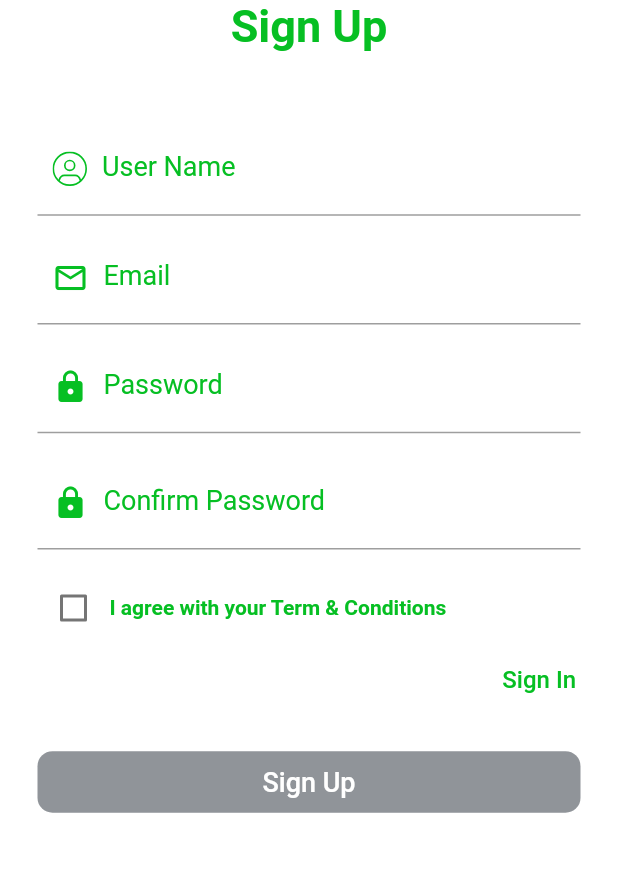
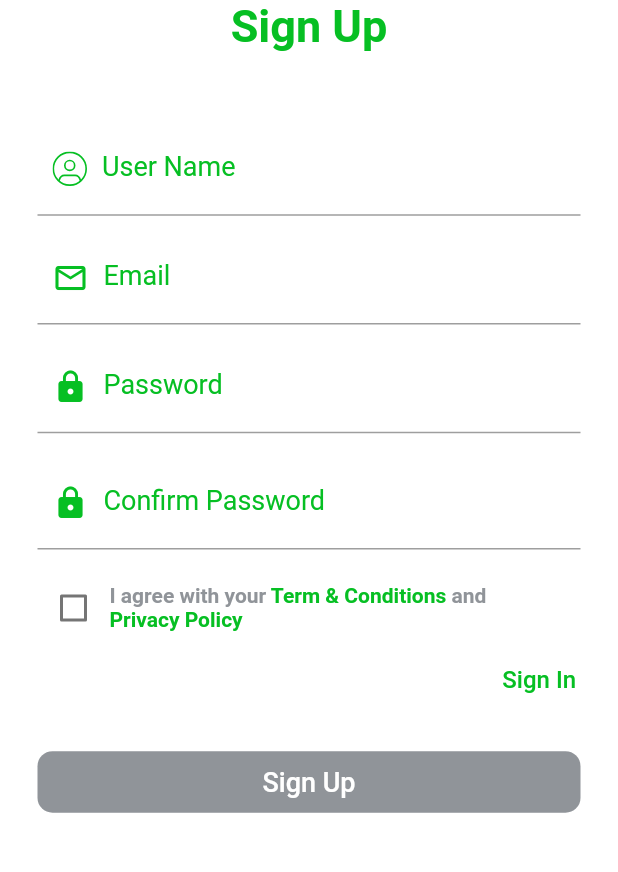
Before and after one commit to WaseemMirzaa/PlayerExchange, a Flutter app: the SignUpScreen screen opened directly, on a phone screen of 412 x 824 dp, the part 316-1188 px from its top. Run offline on Flutter 3.47's test engine with Material 2 defaults, Android fonts, the phone set to English and light mode, and no system bars; drawn by our look-alikes of auto_size_text; our stand-ins replace cached_network_image, cloud_firestore, dio, equatable, firebase_core, firebase_messaging and 14 more; missing offline and left inert: dart:ffi, flutter_cached_pdfview, flutter_stripe, paginated_search_bar, time_elapsed; accounts and stored records are empty; project files that could hold a hidden picture were left out.

Commit message:
Terms, Privacy, Firebase Stripe Key, Delete Account Button Added.

```diff
--- a/lib/networking/api.dart
+++ b/lib/networking/api.dart
@@ -1,7 +1,7 @@
 class Api{
-   // static String baseURL= "http://137.184.157.131:3000/";    //MobiOcean server
+   static String baseURL= "http://137.184.157.131:3000/";    //MobiOcean server
   // static String baseURL= "http://192.168.0.16:3000/";    //Jazz Home Wifi     //Local Host
-  static String baseURL= "http://192.168.10.8:3000/";    //Ptcl Home Wifi     //Local Host
+  // static String baseURL= "http://192.168.10.8:3000/";    //Ptcl Home Wifi     //Local Host
   // static String baseURL= "http://192.168.18.19:3000/"; //Office Wifi   //Local Host
   // static String baseURL= "http://192.168.36.254:3000/";    // redmi Wifi     //Local Host
   static String apiErrorResponse = "Something went wrong! Please try again";
--- a/lib/stripe/WebViewApp.dart
+++ b/lib/stripe/WebViewApp.dart
@@ -41,6 +41,8 @@ class _WebViewAppState extends State<WebViewCustom> {
           debugPrint("success");
         },
         onPageFinished: (String urlNew) async {
+
+
 
           debugPrint('Page finished loading: $urlNew');
           if (urlNew.contains('https://example.com/success')) {
--- a/lib/ui/screens/app_drawer.dart
+++ b/lib/ui/screens/app_drawer.dart
@@ -14,6 +14,7 @@ import 'package:player_exchange/ui/screens/pdf_viewer_screen_backup.dart';
 import 'package:player_exchange/ui/screens/splash_screen.dart';
 import 'package:player_exchange/utils/session_manager.dart';
 
+import 'generic_web_view.dart';
 import 'home_tabs/tabs_screen.dart';
 import 'notification_screen.dart';
 
@@ -134,8 +135,8 @@ class _AppDrawerState extends State<AppDrawer> {
             ),
             text: 'Terms of Service',
             onTap: () {
-              Get.to(PdfViewerScreen(pdfPath: 'assets/pdfs/support.pdf',));
-            },
+              Get.to(WebViewGenericCustom(url: 'https://pages.flycricket.io/playerexchange/terms.html', title: 'Terms & Conditions',));
+              },
           ),
           _createDrawerItem(
             icon: Icons.help,
@@ -152,7 +153,7 @@ class _AppDrawerState extends State<AppDrawer> {
             ),
             text: 'Privacy Policy',
             onTap: () {
-              Get.to(PdfViewerScreen(pdfPath: 'assets/pdfs/support.pdf',));
+              Get.to(WebViewGenericCustom(url: 'https://pages.flycricket.io/playerexchange/privacy.html', title: 'Privacy Policy'));
             },
           ),
           //Logout
--- a/lib/ui/screens/authentication/auth_screen.dart
+++ b/lib/ui/screens/authentication/auth_screen.dart
@@ -50,7 +50,7 @@ class _AuthScreenState extends State<AuthScreen> {
               ),
               FilledButton(onTap: (){
                 Get.to(SignUpScreen());
-              },text: 'create_an_account'.tr,),
+              },text: 'Create an Account'.tr,),
             ],)),
           ],)
 
--- a/lib/ui/screens/authentication/sign_up_screen.dart
+++ b/lib/ui/screens/authentication/sign_up_screen.dart
@@ -3,6 +3,7 @@ import 'dart:io';
 
 import 'package:dio/dio.dart';
 import 'package:firebase_messaging/firebase_messaging.dart';
+import 'package:flutter/gestures.dart';
 import 'package:flutter/material.dart';
 import 'package:flutter_screenutil/flutter_screenutil.dart';
 
@@ -28,6 +29,8 @@ import 'package:player_exchange/utils/color_manager.dart';
 import 'package:player_exchange/utils/style_manager.dart';
 
 import '../../../main.dart';
+import '../../../stripe/WebViewApp.dart';
+import '../generic_web_view.dart';
 import 'login_screen.dart';
 import 'package:http/http.dart' as http;
 
@@ -379,13 +382,37 @@ class _SignUpScreenState extends State<SignUpScreen> {
                               text: 'I agree with your ',
                               style: TextStyle(
                                   fontWeight: FontWeight.bold,
-                                  color: ColorManager.greenColor),
+                                  color: ColorManager.colorTextGray),
                               children: <TextSpan>[
+
                                 TextSpan(
+                                    recognizer: TapGestureRecognizer()..onTap = () {
+                                      // Single tapped.
+                                      Get.to(WebViewGenericCustom(url: 'https://pages.flycricket.io/playerexchange/terms.html', title: 'Terms & Conditions'));
+                                    },
                                     text: 'Term & Conditions',
                                     style: TextStyle(
                                         fontWeight: FontWeight.bold,
                                         color: ColorManager.greenColor)),
+                                TextSpan(
+
+                                    text: ' and \n',
+                                    style: TextStyle(
+                                        fontWeight: FontWeight.bold,
+                                        color: ColorManager.colorTextGray)),
+
+                                TextSpan(
+                                    recognizer: TapGestureRecognizer()..onTap = () {
+                                      // Single tapped.
+                                      Get.to(WebViewGenericCustom(url: 'https://pages.flycricket.io/playerexchange/privacy.html', title: 'Privacy Policy'));
+
+
+                                    },
+                                    text: 'Privacy Policy',
+                                    style: TextStyle(
+                                        fontWeight: FontWeight.bold,
+                                        color: ColorManager.greenColor)),
+
                               ],
                             ),
                           )
--- a/lib/utils/constants.dart
+++ b/lib/utils/constants.dart
@@ -31,8 +31,18 @@ class GraphApiConstants{
   static const double defaultGraphMaxIndex = 5;
 
 }
+
+class FirestoreDocuments{
+  final String settingsDocument = 'Settings';
+}
+
+class StripeConstants{
+  final String stripeKey = 'stripeKey';
+}
+
 class FirestoreCollections{
   static const String users = "users";
+  static const String appSettings = "appSettings";
   static const String chats = "chats";
   static const pathUserCollection = "users";
   static const pathMessageCollection = "messages";
```
Also changed, not shown: lib/stripe/stripe_payment.dart (+13 -5 lines), lib/ui/screens/edit_profile_screen.dart (+73 -0 lines), lib/ui/screens/generic_web_view.dart (added, +45 -0 lines).
